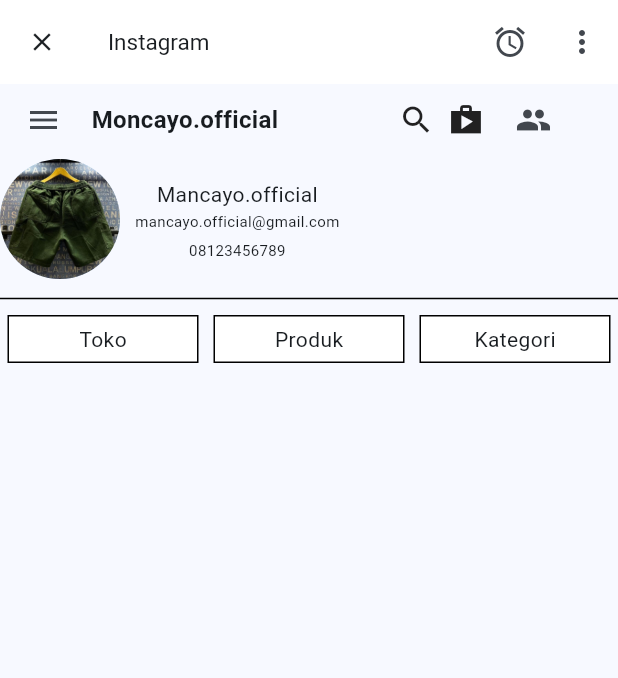
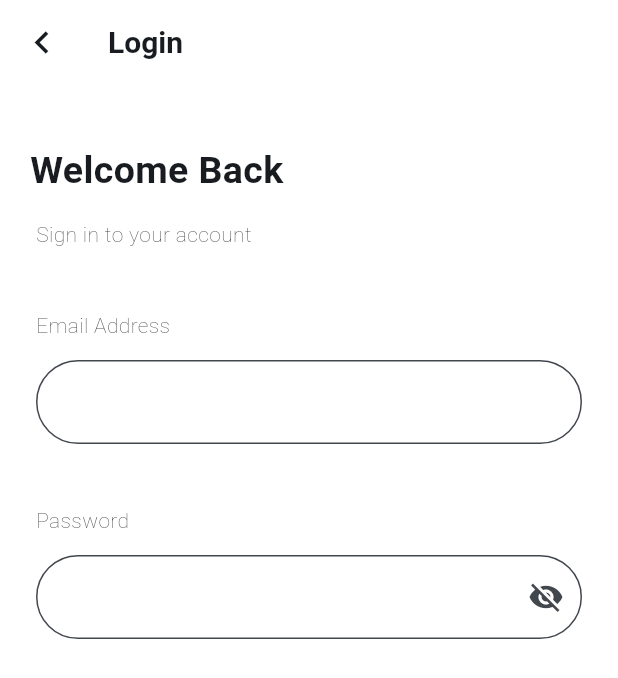
Before and after one commit to dindahanifa/belajarflutter, a Flutter app: the screen it shows after launch, on a phone screen of 412 x 824 dp. Shown: the top 678 px of the screen. Run offline on Flutter 3.47's test engine with Material 3 defaults, Android fonts, the light colour scheme and no system bars.

Commit message:
tugas_enam_flutter

```diff
--- a/lib/main.dart
+++ b/lib/main.dart
@@ -1,10 +1,15 @@
 import 'package:flutter/material.dart';
+// import 'package:flutter_application/flutter_tiga.dart';
 // import 'package:flutter_application/percobaanflutter.dart';
 // import 'package:flutter_application/tugas_satu_flutter.dart';
 // import 'package:flutter_application/tes_dua_flutter.dart';
 // import 'package:flutter_application/flutter_tiga.dart';
 // import 'package:flutter_application/tugas_dua_flutter.dart';
-import 'package:flutter_application/tugas_empat_flutter.dart';
+// import 'package:flutter_application/tugas_empat_flutter.dart';
+// import 'package:flutter_application/flutter_lima.dart';
+import 'package:flutter_application/tugas_enam_flutter.dart';
+
+
 
 void main() {
   runApp(const MyApp());
@@ -37,7 +42,7 @@
         // tested with just a hot reload.
         colorScheme: ColorScheme.fromSeed(seedColor: const Color.fromARGB(255, 5, 95, 144)),
       ),
-      home: TugasEmpatFlutter()
+      home: FlutterEnam()
     );
   }
 }
--- a/lib/tugas_empat_flutter.dart
+++ b/lib/tugas_empat_flutter.dart
@@ -1,163 +1,163 @@
 
-import 'package:flutter/material.dart';
+// import 'package:flutter/material.dart';
 
-class TugasEmpatFlutter extends StatelessWidget {
-  const TugasEmpatFlutter({super.key});
+// class TugasEmpatFlutter extends StatelessWidget {
+//   const TugasEmpatFlutter({super.key});
 
-  @override
-  Widget build(BuildContext context) {
-    return Scaffold(
+//   @override
+//   Widget build(BuildContext context) {
+//     return Scaffold(
 
-      appBar: AppBar(
-        backgroundColor: Colors.white,
-        title: Text('Instagram', style: TextStyle(fontSize: 15, fontWeight: FontWeight.normal),),
-        leading: Icon(Icons.close, size: 20,),
-        actions: [
-          IconButton(
-            icon: Icon(Icons.alarm),
-            onPressed: () {
-            },
-            ),
-          IconButton(
-            icon: Icon(Icons.more_vert),
-            onPressed: () {
-              showMenu(
-                context: context,
-                position: RelativeRect.fromLTRB(1000, 80, 0, 0),
-                items: [
-                  PopupMenuItem(child: Text('Pengaturan'),)
-                ]);
-            },
-            )
-        ],
-      ),
+//       appBar: AppBar(
+//         backgroundColor: Colors.white,
+//         title: Text('Instagram', style: TextStyle(fontSize: 15, fontWeight: FontWeight.normal),),
+//         leading: Icon(Icons.close, size: 20,),
+//         actions: [
+//           IconButton(
+//             icon: Icon(Icons.alarm),
+//             onPressed: () {
+//             },
+//             ),
+//           IconButton(
+//             icon: Icon(Icons.more_vert),
+//             onPressed: () {
+//               showMenu(
+//                 context: context,
+//                 position: RelativeRect.fromLTRB(1000, 80, 0, 0),
+//                 items: [
+//                   PopupMenuItem(child: Text('Pengaturan'),)
+//                 ]);
+//             },
+//             )
+//         ],
+//       ),
 
-      body: ListView(
-        children: [
-          Padding(
-            padding: EdgeInsets.symmetric(horizontal: 5),
-            child: Row(
-              children: [
-                   IconButton(
-                    icon: Icon(Icons.menu),
-                    onPressed: () {
-                      showMenu(
-                        context: context,
-                        position: RelativeRect.fromLTRB(0, 80, 50, 0),
-                        items: [
-                          PopupMenuItem(child: Icon(Icons.search)),
-                          PopupMenuItem(child: Text('New Product')),
-                          PopupMenuItem(child: Text('Catalog')),
-                          PopupMenuItem(child: Text('Bestseller')),
-                          PopupMenuItem(child: Text('Discount')),
-                          PopupMenuItem(child: Text('Our Store')),
-                          PopupMenuItem(child: Text('Discount Bundle')),
-                        ]);
-                    },
-                    ),
-                    SizedBox(width: 8,),
-                    Text('Moncayo.official', style: TextStyle(fontSize: 16, fontWeight: FontWeight.bold),),
+//       body: ListView(
+//         children: [
+//           Padding(
+//             padding: EdgeInsets.symmetric(horizontal: 5),
+//             child: Row(
+//               children: [
+//                    IconButton(
+//                     icon: Icon(Icons.menu),
+//                     onPressed: () {
+//                       showMenu(
+//                         context: context,
+//                         position: RelativeRect.fromLTRB(0, 80, 50, 0),
+//                         items: [
+//                           PopupMenuItem(child: Icon(Icons.search)),
+//                           PopupMenuItem(child: Text('New Product')),
+//                           PopupMenuItem(child: Text('Catalog')),
+//                           PopupMenuItem(child: Text('Bestseller')),
+//                           PopupMenuItem(child: Text('Discount')),
+//                           PopupMenuItem(child: Text('Our Store')),
+//                           PopupMenuItem(child: Text('Discount Bundle')),
+//                         ]);
+//                     },
+//                     ),
+//                     SizedBox(width: 8,),
+//                     Text('Moncayo.official', style: TextStyle(fontSize: 16, fontWeight: FontWeight.bold),),
 
-                    Row(
-                      children: [
-                        Padding(padding: EdgeInsets.only(left: 80, top: 8)),
-                        Icon(Icons.search),
-                        Padding(padding: EdgeInsets.only(left: 9)),
-                        Icon(Icons.shop_sharp),
-                        Padding(padding: EdgeInsets.only(left: 9)),
-                        IconButton(
-                           icon: Icon(Icons.people),
-                           onPressed: () {
-                            showMenu(
-                              context: context,
-                              position: RelativeRect.fromLTRB(1000, 90, 0, 0),
-                              items: [
-                                PopupMenuItem(child: Text('Akun'))
-                              ]
-                              );
-                           },),
-                        SizedBox(width: 8,),
-                      ],
-                    ),
-                  ],
-            ),
-            ),
-            Column(
-              mainAxisAlignment: MainAxisAlignment.start,
-              children: [
-                SizedBox(height: 0,),
-                Padding(padding: EdgeInsets.symmetric(horizontal: 30, vertical: 1)),
-                Row(
-                  children: [
-                      CircleAvatar(
-                        radius: 40,
-                        backgroundImage: AssetImage('assets/flutterempat/a.jpeg'),
-                      ),
-                      SizedBox(width: 10, height: 1,),
-                    Column(
-                      children: [
-                        Padding(padding: EdgeInsets.only(left: 1, top: 1)),
-                        Text('Mancayo.official'),
-                        SizedBox(width: 10,),
-                        Padding(padding: EdgeInsets.only(left: 100, top: 1)),
-                        Text('mancayo.official@gmail.com', style: TextStyle(fontSize: 10),),
-                        SizedBox(height: 5,),
-                        Text('08123456789', style: TextStyle(fontSize: 10),),
-                      ],
-                    ),
-                  ],
-                )
-              ],
-            ),
-            SizedBox(height: 5,),
-            Divider(
-              color: Colors.black,
-              thickness: 1,
-            ),
-            SizedBox(height: 3,),
-            Row(
-              mainAxisAlignment: MainAxisAlignment.spaceEvenly,
-              children: [
-                Expanded(child: Container(
-                  margin: EdgeInsets.only(top: 0, left: 5, right: 5),
-                  padding: EdgeInsets.symmetric(vertical: 5, horizontal: 13),
-                  decoration: BoxDecoration(
-                    color: Colors.white,
-                    border: Border.all(
-                      color: Colors.black,
-                      width: 1,
-                    )
-                  ),
-                  child: Center(child: Text('Toko'),),
-                )),
-                Expanded(child: Container(
-                  margin: EdgeInsets.only(top: 0, left: 5, right: 5),
-                  padding: EdgeInsets.symmetric(vertical: 5, horizontal: 13),
-                  decoration: BoxDecoration(
-                    color: Colors.white,
-                    border: Border.all(
-                      color: Colors.black,
-                      width: 1
-                    ),
-                  ),
-                  child: Center(child: Text('Produk'),),
-                )),
-                Expanded(child: Container(
-                  margin: EdgeInsets.only(top: 0, left: 5, right: 5),
-                  padding: EdgeInsets.symmetric(vertical: 5, horizontal: 13),
-                  decoration: BoxDecoration(
-                    color: Colors.white,
-                    border: Border.all(
-                      color: Colors.black,
-                      width: 1
-                    ),
-                  ),
-                  child: Center(child: Text('Kategori'),),
-                )),
-              ],
-            ),
-        ],
-      ),
-    );
-  }
-}
+//                     Row(
+//                       children: [
+//                         Padding(padding: EdgeInsets.only(left: 80, top: 8)),
+//                         Icon(Icons.search),
+//                         Padding(padding: EdgeInsets.only(left: 9)),
+//                         Icon(Icons.shop_sharp),
+//                         Padding(padding: EdgeInsets.only(left: 9)),
+//                         IconButton(
+//                            icon: Icon(Icons.people),
+//                            onPressed: () {
+//                             showMenu(
+//                               context: context,
+//                               position: RelativeRect.fromLTRB(1000, 90, 0, 0),
+//                               items: [
+//                                 PopupMenuItem(child: Text('Akun'))
+//                               ]
+//                               );
+//                            },),
+//                         SizedBox(width: 8,),
+//                       ],
+//                     ),
+//                   ],
+//             ),
+//             ),
+//             Column(
+//               mainAxisAlignment: MainAxisAlignment.start,
+//               children: [
+//                 SizedBox(height: 0,),
+//                 Padding(padding: EdgeInsets.symmetric(horizontal: 30, vertical: 1)),
+//                 Row(
+//                   children: [
+//                       CircleAvatar(
+//                         radius: 40,
+//                         backgroundImage: AssetImage('assets/flutterempat/a.jpeg'),
+//                       ),
+//                       SizedBox(width: 10, height: 1,),
+//                     Column(
+//                       children: [
+//                         Padding(padding: EdgeInsets.only(left: 1, top: 1)),
+//                         Text('Mancayo.official'),
+//                         SizedBox(width: 10,),
+//                         Padding(padding: EdgeInsets.only(left: 100, top: 1)),
+//                         Text('mancayo.official@gmail.com', style: TextStyle(fontSize: 10),),
+//                         SizedBox(height: 5,),
+//                         Text('08123456789', style: TextStyle(fontSize: 10),),
+//                       ],
+//                     ),
+//                   ],
+//                 )
+//               ],
+//             ),
+//             SizedBox(height: 5,),
+//             Divider(
+//               color: Colors.black,
+//               thickness: 1,
+//             ),
+//             SizedBox(height: 3,),
+//             Row(
+//               mainAxisAlignment: MainAxisAlignment.spaceEvenly,
+//               children: [
+//                 Expanded(child: Container(
+//                   margin: EdgeInsets.only(top: 0, left: 5, right: 5),
+//                   padding: EdgeInsets.symmetric(vertical: 5, horizontal: 13),
+//                   decoration: BoxDecoration(
+//                     color: Colors.white,
+//                     border: Border.all(
+//                       color: Colors.black,
+//                       width: 1,
+//                     )
+//                   ),
+//                   child: Center(child: Text('Toko'),),
+//                 )),
+//                 Expanded(child: Container(
+//                   margin: EdgeInsets.only(top: 0, left: 5, right: 5),
+//                   padding: EdgeInsets.symmetric(vertical: 5, horizontal: 13),
+//                   decoration: BoxDecoration(
+//                     color: Colors.white,
+//                     border: Border.all(
+//                       color: Colors.black,
+//                       width: 1
+//                     ),
+//                   ),
+//                   child: Center(child: Text('Produk'),),
+//                 )),
+//                 Expanded(child: Container(
+//                   margin: EdgeInsets.only(top: 0, left: 5, right: 5),
+//                   padding: EdgeInsets.symmetric(vertical: 5, horizontal: 13),
+//                   decoration: BoxDecoration(
+//                     color: Colors.white,
+//                     border: Border.all(
+//                       color: Colors.black,
+//                       width: 1
+//                     ),
+//                   ),
+//                   child: Center(child: Text('Kategori'),),
+//                 )),
+//               ],
+//             ),
+//         ],
+//       ),
+//     );
+//   }
+// }
--- /dev/null
+++ b/lib/tugas_enam_flutter.dart
@@ -0,0 +1,129 @@
+import 'package:flutter/material.dart';
+
+ class FlutterEnam extends StatefulWidget {
+  const FlutterEnam({super.key});
+
+  @override
+  State<FlutterEnam> createState() => _FlutterEnamState();
+}
+
+class _FlutterEnamState extends State<FlutterEnam> {
+  final passwordController = TextEditingController();
+
+  @override
+  Widget build(BuildContext context) {
+    return Scaffold(
+      appBar: AppBar(
+        backgroundColor: Colors.white,
+        title: Text('Login', style: TextStyle(fontSize: 20, fontWeight: FontWeight.bold),),
+        leading: IconButton(
+          icon: Icon(Icons.chevron_left, size: 30,), onPressed: () {
+          },),
+      ),
+      backgroundColor: Colors.white,
+      body: Column(
+        children: [
+          Column(
+            mainAxisAlignment: MainAxisAlignment.start,
+            crossAxisAlignment: CrossAxisAlignment.start,
+            children: [
+              SizedBox(width: 150, height: 30),
+              Align(
+                alignment: Alignment.centerLeft,
+                child: Padding(padding: EdgeInsets.only(left: 20, top: 10),
+                child: Text("Welcome Back", style: TextStyle(fontSize: 25, fontWeight: FontWeight.bold),),
+                ),
+              ),
+            ],
+          ),
+          Column(
+            mainAxisAlignment: MainAxisAlignment.start,
+            crossAxisAlignment: CrossAxisAlignment.start,
+            children: [
+              SizedBox(width: 148, height: 13,),
+              Align(
+                alignment: Alignment.centerLeft,
+                child: Padding(padding: EdgeInsets.only(left: 24, top: 1),
+                child: Text("Sign in to your account", style: TextStyle(fontSize: 14, fontWeight: FontWeight.w100),),
+              )),
+            ],
+          ),
+          Column(
+            mainAxisAlignment: MainAxisAlignment.start,
+            crossAxisAlignment: CrossAxisAlignment.start,
+            children: [
+              SizedBox(width: 148, height: 40,),
+              Align(
+                alignment: Alignment.centerLeft,
+                child: Padding(padding: EdgeInsets.only(left: 24, top: 1),
+                child: Text('Email Address', style: TextStyle(fontSize: 14, fontWeight: FontWeight.w100)),
+                ),
+              ),
+              SizedBox(width: 100,height: 13,),
+              Padding(
+                padding: const EdgeInsets.symmetric(horizontal: 24),
+                child: TextField(
+                  decoration:InputDecoration(
+                    hintText: '',
+                    hintStyle: TextStyle(fontSize: 12),
+                    filled: true,
+                    fillColor: Colors.white,
+                    border: OutlineInputBorder(
+                      borderRadius: BorderRadius.circular(50),
+                      borderSide: BorderSide(color: const Color.fromARGB(255, 201, 201, 201), width: 5),
+                    ),
+                    focusedBorder: OutlineInputBorder(
+                      borderRadius: BorderRadius.circular(50),
+                      borderSide: BorderSide(color: const Color.fromARGB(255, 202, 201, 201), width: 1)
+                    ),
+                  ),
+                ),
+              ),
+            ],
+          ),
+          Column(
+            mainAxisAlignment: MainAxisAlignment.start,
+            crossAxisAlignment: CrossAxisAlignment.start,
+            children: [
+              SizedBox(width: 148, height: 40 ,),
+              Align(
+                alignment: Alignment.centerLeft,
+                child: Padding(padding: EdgeInsets.only(left: 24, top: 1),
+                child: Text('Password', style: TextStyle(fontSize: 14, fontWeight: FontWeight.w100),),
+                ),
+              ),
+              SizedBox(width: 100, height: 13,),
+              Padding(padding: EdgeInsets.symmetric(horizontal: 24),
+              child: TextField(
+                controller: passwordController,
+                onChanged: (value) {
+                  print(value);
+                  setState(() {
+                    passwordController.text = value;
+                  },);
+                },
+                onSubmitted: (value) {
+                  print(value);
+                },
+                textAlign: TextAlign.start,
+                obscureText: true,
+                obscuringCharacter: '*',
+                decoration: InputDecoration(
+                  hintText: '',
+                  filled: true,
+                  fillColor: Colors.white,
+                  border: OutlineInputBorder(
+                    borderRadius: BorderRadius.circular(50),
+                    borderSide: BorderSide(color: Colors.black, width: 1),
+                  ),
+                  suffixIcon: Icon(Icons.visibility_off),
+                ),
+              ),
+              ),
+            ],
+          ),
+        ],
+      ),
+    );
+  }
+}
```
Also changed, not shown: lib/flutter_lima.dart (added, +63 -0 lines), lib/test.dart (added, +93 -0 lines).
